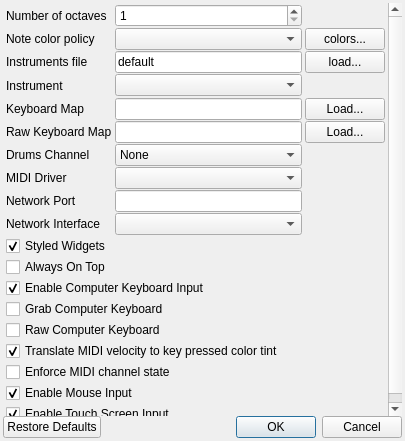
The window that trunk/desktop/src/preferences.ui (svn2github/vmpk) describes before a commit, drawn with Qt 5.
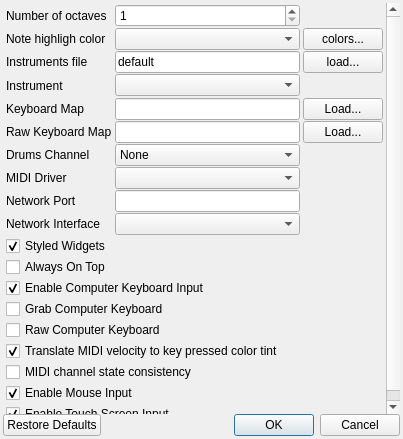
The same window after the commit. Icons and pictures are not drawn.

```diff
--- a/trunk/desktop/src/preferences.ui
+++ b/trunk/desktop/src/preferences.ui
@@ -23,8 +23,8 @@
    <rect>
     <x>0</x>
     <y>0</y>
-    <width>405</width>
-    <height>441</height>
+    <width>403</width>
+    <height>439</height>
    </rect>
   </property>
   <property name="windowTitle">
@@ -61,8 +61,8 @@
        <rect>
         <x>0</x>
         <y>0</y>
-        <width>399</width>
-        <height>408</height>
+        <width>397</width>
+        <height>406</height>
        </rect>
       </property>
       <property name="minimumSize">
@@ -118,7 +118,7 @@
           </sizepolicy>
          </property>
          <property name="text">
-          <string>Note color policy</string>
+          <string>Note highligh color</string>
          </property>
          <property name="buddy">
           <cstring>cboColorPolicy</cstring>
@@ -436,7 +436,7 @@
        <item row="18" column="0" colspan="3">
         <widget class="QCheckBox" name="chkEnforceChannelState">
          <property name="text">
-          <string>Enforce MIDI channel state</string>
+          <string>MIDI channel state consistency</string>
          </property>
         </widget>
        </item>
```
